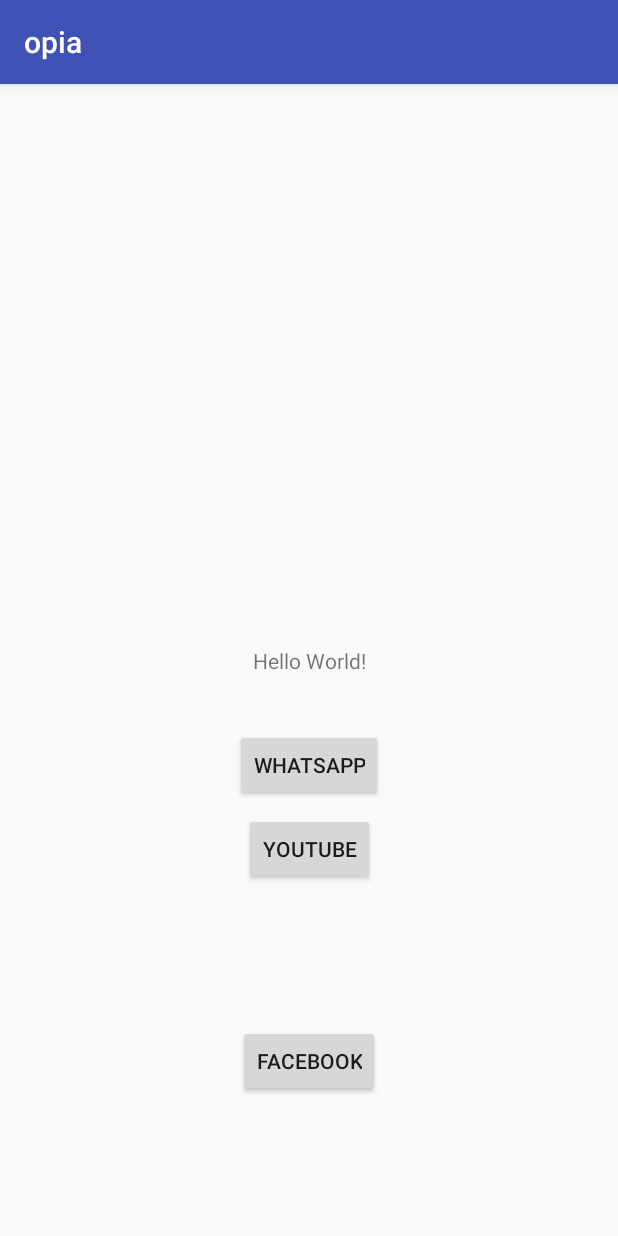
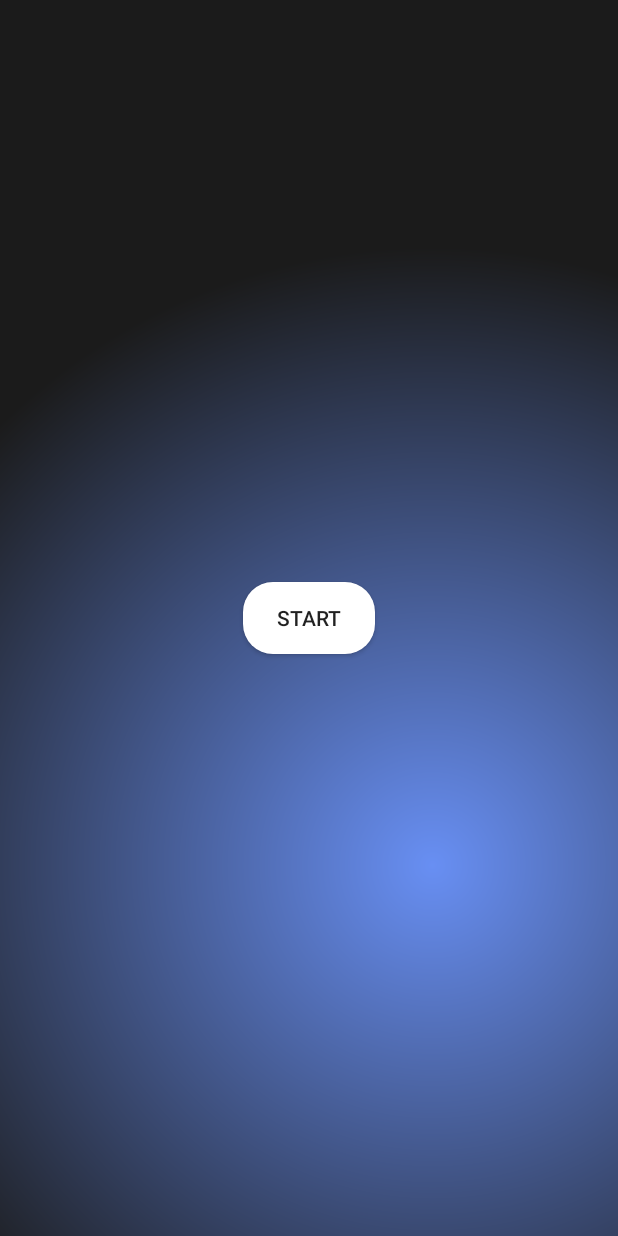
Before and after one commit to TheSoftwareDesignLab/OPIA-mobile-app, an Android app: the screen it shows after launch (MainActivity), on a phone screen of 412 x 824 dp. Run offline under Robolectric (Android 15) with nearby library versions, the phone set to English and light mode, and no system bars.

```diff
--- a/app/build.gradle
+++ b/app/build.gradle
@@ -22,10 +22,11 @@ dependencies {
     compile 'com.android.support:support-annotations:27.1.1'
     compile 'com.google.firebase:firebase-firestore:15.0.0'
     implementation fileTree(dir: 'libs', include: ['*.jar'])
-    implementation 'com.android.support:appcompat-v7:26.1.0'
+    implementation 'com.android.support:appcompat-v7:26.1.+'
     implementation 'com.android.support.constraint:constraint-layout:1.1.3'
     implementation 'com.google.firebase:firebase-core:16.0.1'
-    implementation 'com.android.support:recyclerview-v7:26.1.0'
+    compile 'com.android.support:cardview-v7:26.1.+'
+    compile 'com.android.support:recyclerview-v7:26.1.+'
     testImplementation 'junit:junit:4.12'
     androidTestImplementation 'com.android.support.test:runner:1.0.2'
     androidTestImplementation 'com.android.support.test.espresso:espresso-core:3.0.2'
--- a/app/src/main/java/com/lanabeji/opia/MainActivity.java
+++ b/app/src/main/java/com/lanabeji/opia/MainActivity.java
@@ -12,6 +12,7 @@ import android.support.v7.app.AppCompatActivity;
 import android.os.Bundle;
 import android.util.Log;
 import android.view.View;
+import android.view.Window;
 
 public class MainActivity extends AppCompatActivity {
 
@@ -25,11 +26,13 @@ public class MainActivity extends AppCompatActivity {
     @Override
     protected void onCreate(Bundle savedInstanceState) {
         super.onCreate(savedInstanceState);
+        requestWindowFeature(Window.FEATURE_NO_TITLE); //will hide the title
+        getSupportActionBar().hide(); // hide the title bar
         setContentView(R.layout.activity_main);
         context = this;
         sharedPref = context.getSharedPreferences(APP, Context.MODE_PRIVATE);
+
         askPermission();
-        seeExternal();
     }
 
     public void writeSelected(String packageSelected){
@@ -38,19 +41,10 @@ public class MainActivity extends AppCompatActivity {
         editor.commit();
     }
 
-    public void onClickWA(View v)
+    public void start(View v)
     {
-        writeSelected("com.whatsapp");
-    }
-
-    public void onClickYT(View v)
-    {
-        writeSelected("com.google.android.youtube");
-    }
-
-    public void onClickFB(View v)
-    {
-        writeSelected("com.facebook.katana");
+        Intent intent = new Intent(this, ListActivity.class);
+        startActivity(intent);
     }
 
     public void askPermission(){
@@ -60,11 +54,11 @@ public class MainActivity extends AppCompatActivity {
             ActivityCompat.requestPermissions(this, new String[]{android.Manifest.permission.WRITE_EXTERNAL_STORAGE}, REQUEST_CODE_EXTERNAL_STORAGE_PERMISSION);
         }
 
-        int readExternalStoragePermission = ContextCompat.checkSelfPermission(this, Manifest.permission.READ_EXTERNAL_STORAGE);
+/*        int readExternalStoragePermission = ContextCompat.checkSelfPermission(this, Manifest.permission.READ_EXTERNAL_STORAGE);
         if(readExternalStoragePermission!= PackageManager.PERMISSION_GRANTED)
         {
             ActivityCompat.requestPermissions(this, new String[]{Manifest.permission.READ_EXTERNAL_STORAGE}, REQUEST_CODE_EXTERNAL_STORAGE_PERMISSION);
-        }
+        }*/
     }
 
     private void seeExternal(){
--- /dev/null
+++ b/app/src/main/res/drawable/gradient.xml
@@ -0,0 +1,10 @@
+<?xml version="1.0" encoding="utf-8"?>
+<shape xmlns:android="http://schemas.android.com/apk/res/android">
+    <gradient
+        android:type="radial"
+        android:gradientRadius="100%p"
+        android:startColor="@color/colorBlue"
+        android:endColor="@color/colorPrimaryDark"
+        android:centerX="0.7"
+        android:centerY="0.7"/>
+</shape>
--- /dev/null
+++ b/app/src/main/res/drawable/rounded.xml
@@ -0,0 +1,5 @@
+<?xml version="1.0" encoding="utf-8"?>
+<shape xmlns:android="http://schemas.android.com/apk/res/android" android:shape="rectangle">
+    <solid android:color="@color/colorWhite"/>
+    <corners android:radius="20dp"/>
+</shape>
--- a/app/src/main/res/layout/action_button.xml
+++ b/app/src/main/res/layout/action_button.xml
@@ -7,6 +7,7 @@
         android:id="@+id/stop"
         android:text="@string/stop"
         android:layout_width="wrap_content"
-        android:layout_height="wrap_content"/>
+        android:layout_height="wrap_content"
+        android:visibility="invisible"/>
 
 </android.support.constraint.ConstraintLayout>
--- a/app/src/main/res/layout/activity_main.xml
+++ b/app/src/main/res/layout/activity_main.xml
@@ -4,59 +4,24 @@
     xmlns:tools="http://schemas.android.com/tools"
     android:layout_width="match_parent"
     android:layout_height="match_parent"
+    android:background="@drawable/gradient"
     tools:context="com.lanabeji.opia.MainActivity">
 
-    <TextView
-        android:id="@+id/textView"
-        android:layout_width="wrap_content"
-        android:layout_height="wrap_content"
-        android:text="Hello World!"
-        app:layout_constraintBottom_toBottomOf="parent"
-        app:layout_constraintLeft_toLeftOf="parent"
-        app:layout_constraintRight_toRightOf="parent"
-        app:layout_constraintTop_toTopOf="parent" />
-
     <Button
-        android:id="@+id/buttonWA"
-        android:layout_width="wrap_content"
-        android:layout_height="wrap_content"
-        android:layout_marginEnd="8dp"
-        android:layout_marginStart="8dp"
-        android:layout_marginTop="36dp"
-        android:onClick="onClickWA"
-        android:text="Whatsapp"
-        app:layout_constraintEnd_toEndOf="parent"
-        app:layout_constraintHorizontal_bias="0.501"
-        app:layout_constraintStart_toStartOf="parent"
-        app:layout_constraintTop_toBottomOf="@+id/textView" />
-
-    <Button
-        android:id="@+id/buttonYT"
-        android:layout_width="87dp"
-        android:layout_height="wrap_content"
-        android:layout_marginEnd="8dp"
-        android:layout_marginStart="8dp"
-        android:layout_marginTop="8dp"
-        android:onClick="onClickYT"
-        android:text="Youtube"
-        app:layout_constraintEnd_toEndOf="parent"
-        app:layout_constraintHorizontal_bias="0.501"
-        app:layout_constraintStart_toStartOf="parent"
-        app:layout_constraintTop_toBottomOf="@+id/buttonWA" />
-
-    <Button
-        android:id="@+id/buttonFB"
+        android:id="@+id/start"
         android:layout_width="wrap_content"
         android:layout_height="wrap_content"
         android:layout_marginBottom="8dp"
         android:layout_marginEnd="8dp"
         android:layout_marginStart="8dp"
         android:layout_marginTop="8dp"
-        android:onClick="onClickFB"
-        android:text="Facebook"
+        android:onClick="start"
+        android:text="Start"
+        android:background="@drawable/rounded"
         app:layout_constraintBottom_toBottomOf="parent"
         app:layout_constraintEnd_toEndOf="parent"
+        app:layout_constraintHorizontal_bias="0.501"
         app:layout_constraintStart_toStartOf="parent"
-        app:layout_constraintTop_toBottomOf="@+id/buttonYT" />
+        app:layout_constraintTop_toTopOf="parent" />
 
 </android.support.constraint.ConstraintLayout>
--- a/app/src/main/res/values/colors.xml
+++ b/app/src/main/res/values/colors.xml
@@ -1,6 +1,8 @@
 <?xml version="1.0" encoding="utf-8"?>
 <resources>
-    <color name="colorPrimary">#3F51B5</color>
-    <color name="colorPrimaryDark">#303F9F</color>
-    <color name="colorAccent">#FF4081</color>
+    <color name="colorPrimary">#1b1b1b</color>
+    <color name="colorPrimaryDark">#1b1b1b</color>
+    <color name="colorAccent">#688ff3</color>
+    <color name="colorBlue">#688ff3</color>
+    <color name="colorWhite">#ffffff</color>
 </resources>
```
Also changed, not shown: app/src/main/java/com/lanabeji/opia/AppItem.java (added, +66 -0 lines), app/src/main/java/com/lanabeji/opia/AppListAdapter.java (added, +110 -0 lines), app/src/main/java/com/lanabeji/opia/ListActivity.java (+51 -13 lines), app/src/main/java/com/lanabeji/opia/OpiaAccessibility.java (+14 -0 lines), app/src/main/res/layout/list_item.xml (added, +42 -0 lines).
